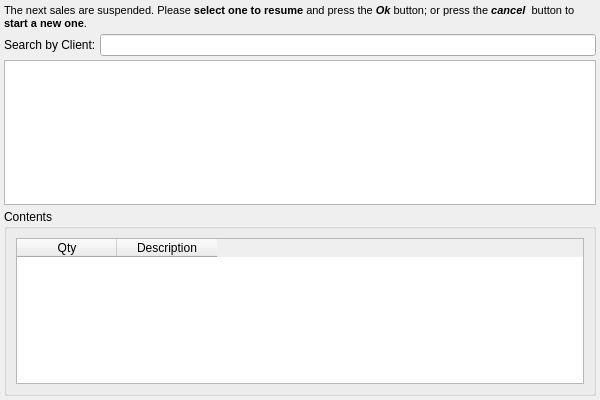
Qt form src/ui/resume.ui (miguelchavez/lemonpos) before a commit.
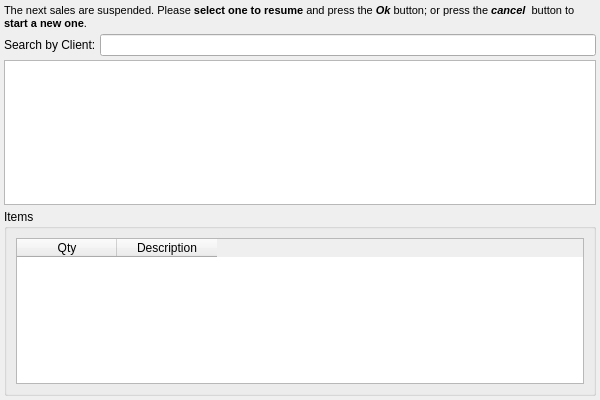
The same form after that commit.

What changed in the file:
```diff
--- a/src/ui/resume.ui
+++ b/src/ui/resume.ui
@@ -88,7 +88,7 @@
       </size>
      </property>
      <property name="title">
-      <string>Contents</string>
+      <string>Items</string>
      </property>
      <layout class="QVBoxLayout" name="verticalLayout_2">
       <item>
```
